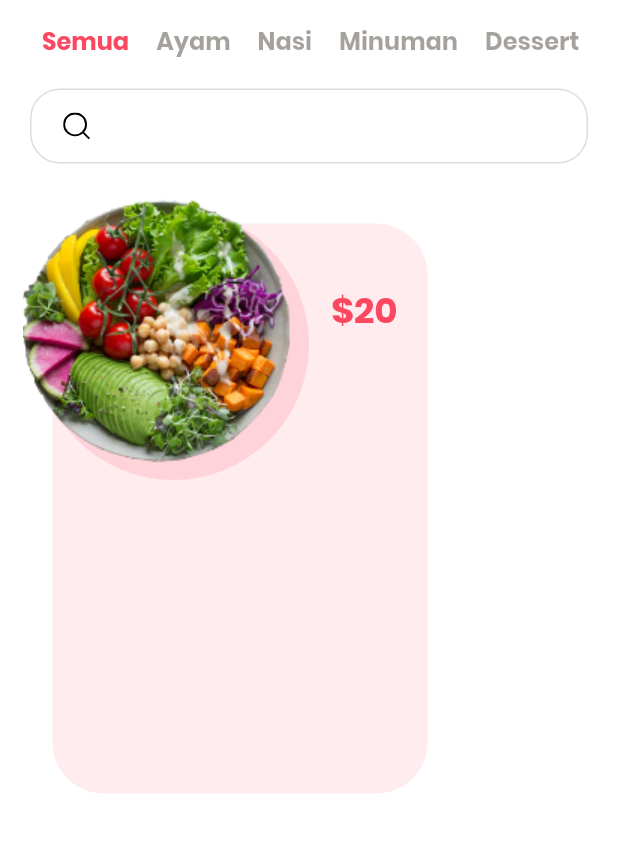
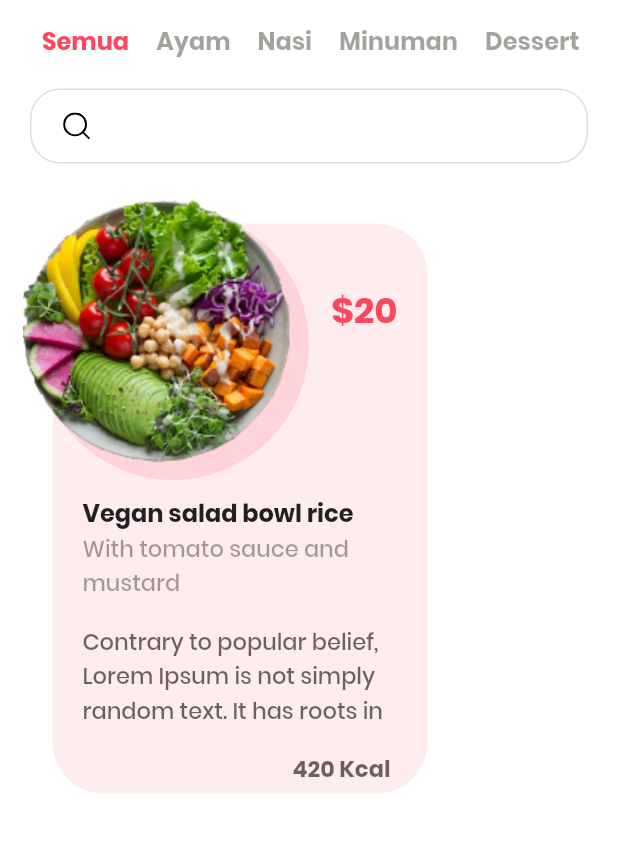
Before and after one commit to Flutter-Dart-Hacks/flutter-foods-app, a Flutter app: the screen it shows after launch, on a phone screen of 412 x 824 dp, the part 159-1012 px from its top. Run offline on Flutter 3.47's test engine with Material 2 defaults, Android fonts, the phone set to English and light mode, and no system bars; our stand-ins replace flutter_svg.

Commit message:
Pembuatan layout card food

```diff
--- a/lib/main.dart
+++ b/lib/main.dart
@@ -178,9 +178,78 @@ class _HomeScreenState extends State<HomeScreen> {
                               color: kPrimaryColor,
                             ),
                       ),
+                    ),
+                    Positioned(
+                      top: 201,
+                      left: 40,
+                      child: SizedBox(
+                        width: 210,
+                        child: Column(
+                          crossAxisAlignment: CrossAxisAlignment.start,
+                          children: <Widget>[
+                            Text(
+                              'Vegan salad bowl rice',
+                              style: Theme.of(context)
+                                  .textTheme
+                                  .bodyText1
+                                  ?.copyWith(
+                                    fontWeight: FontWeight.bold,
+                                    fontSize: 16,
+                                  ),
+                            ),
+                            Text(
+                              'With tomato sauce and mustard',
+                              style: Theme.of(context)
+                                  .textTheme
+                                  .bodyText1
+                                  ?.copyWith(
+                                    fontWeight: FontWeight.w500,
+                                    fontSize: 15,
+                                    color: kTextColor.withOpacity(0.4),
+                                  ),
+                              softWrap: true,
+                            ),
+                            const SizedBox(
+                              height: 16,
+                            ),
+                            Text(
+                              'Contrary to popular belief, Lorem Ipsum is not simply random text. It has roots in a piece of classical Latin literature from 45 BC, making it over 2000 years old.',
+                              maxLines: 3,
+                              style: Theme.of(context)
+                                  .textTheme
+                                  .bodyText1
+                                  ?.copyWith(
+                                    fontWeight: FontWeight.w500,
+                                    fontSize: 15,
+                                    color: kTextColor.withOpacity(0.65),
+                                  ),
+                            ),
+                            const SizedBox(
+                              height: 16,
+                            ),
+                            Padding(
+                              padding: const EdgeInsets.only(left: 140),
+                              child: Text(
+                                '420 Kcal',
+                                style: Theme.of(context)
+                                    .textTheme
+                                    .bodyText1
+                                    ?.copyWith(
+                                      fontWeight: FontWeight.bold,
+                                      fontSize: 15,
+                                      color: kTextColor.withOpacity(0.65),
+                                    ),
+                              ),
+                            )
+                          ],
+                        ),
+                      ),
                     )
                   ],
                 ),
+              ),
+              const SizedBox(
+                height: 24,
               )
             ],
           ),
```
